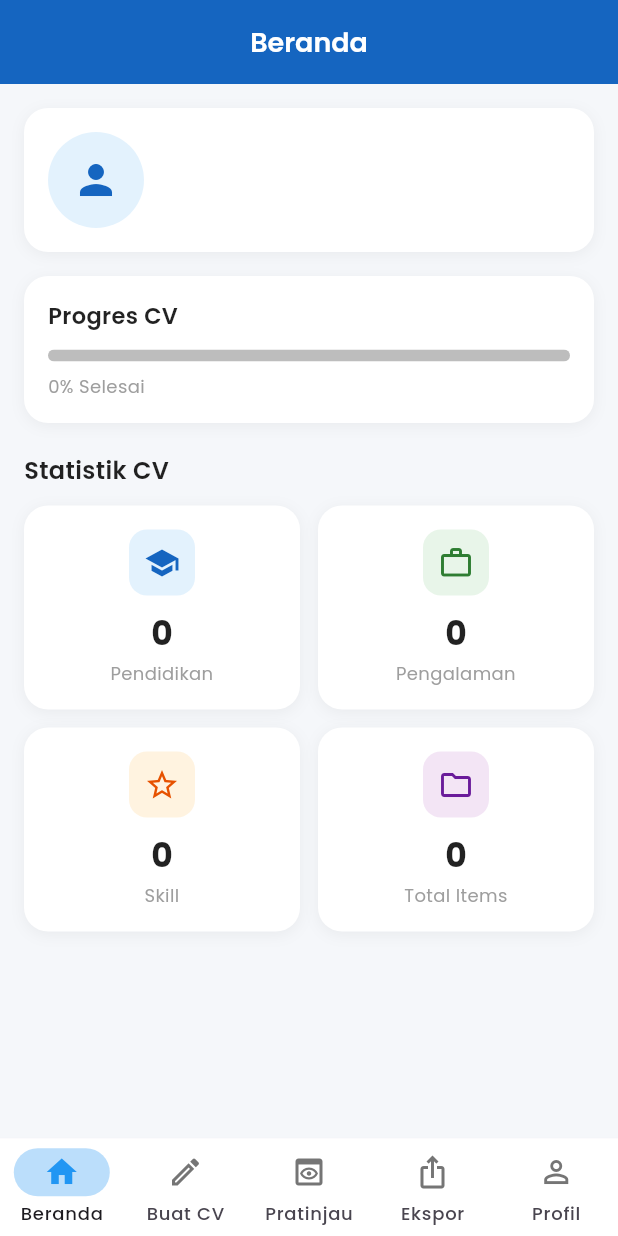
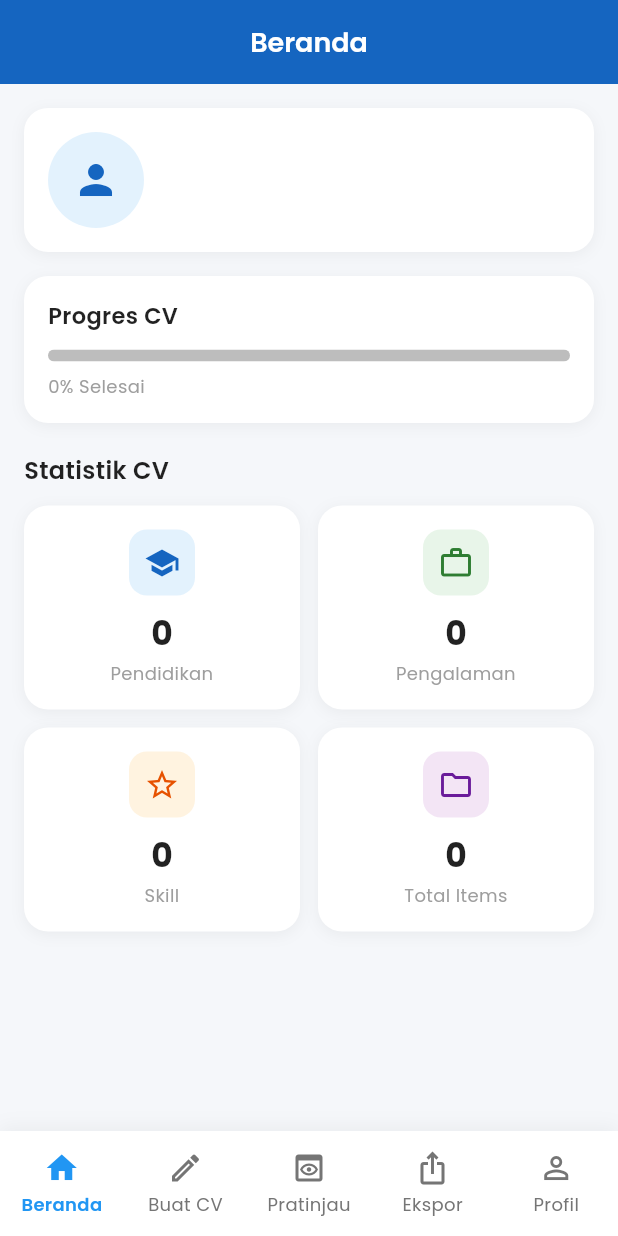
Before and after one commit to ahmadsyafik/cv_maker, a Flutter app: the screen it shows once a user with an empty profile is signed in, on a phone screen of 412 x 824 dp. Run offline on Flutter 3.47's test engine with Material 3 defaults, Android fonts, the phone set to English and light mode, and no system bars; our stand-ins replace cloud_firestore, device_preview, firebase_auth, firebase_core, firebase_storage, flutter_svg and 7 more; accounts and stored records are empty.

Commit message:
update navbar

```diff
--- a/lib/main.dart
+++ b/lib/main.dart
@@ -122,46 +122,103 @@ class _MainNavigationState extends State<MainNavigation> {
         index: _currentIndex,
         children: _pages,
       ),
-      bottomNavigationBar: NavigationBar(
-        elevation: 2,
-        height: 65,
-        backgroundColor: Colors.white, // Background putih
-        selectedIndex: _currentIndex,
-        onDestinationSelected: (index) {
+      bottomNavigationBar: Container(
+        decoration: BoxDecoration(
+          color: Colors.white,
+          boxShadow: [
+            BoxShadow(
+              color: Colors.black.withValues(alpha: 0.05),
+              blurRadius: 10,
+              offset: const Offset(0, -2),
+            ),
+          ],
+        ),
+        child: SafeArea(
+          child: SizedBox(
+            height: 70,
+            child: Row(
+              mainAxisAlignment: MainAxisAlignment.spaceEvenly,
+              children: [
+                _buildNavItem(
+                  index: 0,
+                  icon: Icons.home_outlined,
+                  selectedIcon: Icons.home,
+                  label: 'Beranda',
+                ),
+                _buildNavItem(
+                  index: 1,
+                  icon: Icons.edit_outlined,
+                  selectedIcon: Icons.edit,
+                  label: 'Buat CV',
+                ),
+                _buildNavItem(
+                  index: 2,
+                  icon: Icons.preview_outlined,
+                  selectedIcon: Icons.preview,
+                  label: 'Pratinjau',
+                ),
+                _buildNavItem(
+                  index: 3,
+                  icon: Icons.ios_share_outlined,
+                  selectedIcon: Icons.ios_share,
+                  label: 'Ekspor',
+                ),
+                _buildNavItem(
+                  index: 4,
+                  icon: Icons.person_outline,
+                  selectedIcon: Icons.person,
+                  label: 'Profil',
+                ),
+              ],
+            ),
+          ),
+        ),
+      ),
+    );
+  }
+
+  Widget _buildNavItem({
+    required int index,
+    required IconData icon,
+    required IconData selectedIcon,
+    required String label,
+  }) {
+    final isSelected = _currentIndex == index;
+
+    return Expanded(
+      child: InkWell(
+        onTap: () {
           setState(() {
             _currentIndex = index;
           });
         },
-        indicatorColor: Colors.blue.shade100, // Indikator warna biru muda
-        surfaceTintColor: Colors.white,
-        shadowColor: Colors.black12,
-        destinations: [
-          NavigationDestination(
-            icon: Icon(Icons.home_outlined, color: Colors.grey.shade600),
-            selectedIcon: const Icon(Icons.home, color: Colors.blue),
-            label: 'Beranda',
-          ),
-          NavigationDestination(
-            icon: Icon(Icons.edit_outlined, color: Colors.grey.shade600),
-            selectedIcon: const Icon(Icons.edit, color: Colors.blue),
-            label: 'Buat CV',
-          ),
-          NavigationDestination(
-            icon: Icon(Icons.preview_outlined, color: Colors.grey.shade600),
-            selectedIcon: const Icon(Icons.preview, color: Colors.blue),
-            label: 'Pratinjau',
-          ),
-          NavigationDestination(
-            icon: Icon(Icons.ios_share_outlined, color: Colors.grey.shade600),
-            selectedIcon: const Icon(Icons.ios_share, color: Colors.blue),
-            label: 'Ekspor',
-          ),
-          NavigationDestination(
-            icon: Icon(Icons.person_outline, color: Colors.grey.shade600),
-            selectedIcon: const Icon(Icons.person, color: Colors.blue),
-            label: 'Profil',
-          ),
-        ],
+        borderRadius: BorderRadius.circular(12),
+        child: Column(
+          mainAxisAlignment: MainAxisAlignment.center,
+          children: [
+            AnimatedSwitcher(
+              duration: const Duration(milliseconds: 200),
+              transitionBuilder: (child, animation) {
+                return ScaleTransition(scale: animation, child: child);
+              },
+              child: Icon(
+                isSelected ? selectedIcon : icon,
+                key: ValueKey(isSelected),
+                color: isSelected ? Colors.blue : Colors.grey.shade600,
+                size: 24,
+              ),
+            ),
+            const SizedBox(height: 4),
+            Text(
+              label,
+              style: GoogleFonts.poppins(
+                fontSize: 12,
+                fontWeight: isSelected ? FontWeight.w600 : FontWeight.w400,
+                color: isSelected ? Colors.blue : Colors.grey.shade600,
+              ),
+            ),
+          ],
+        ),
       ),
     );
   }
```
